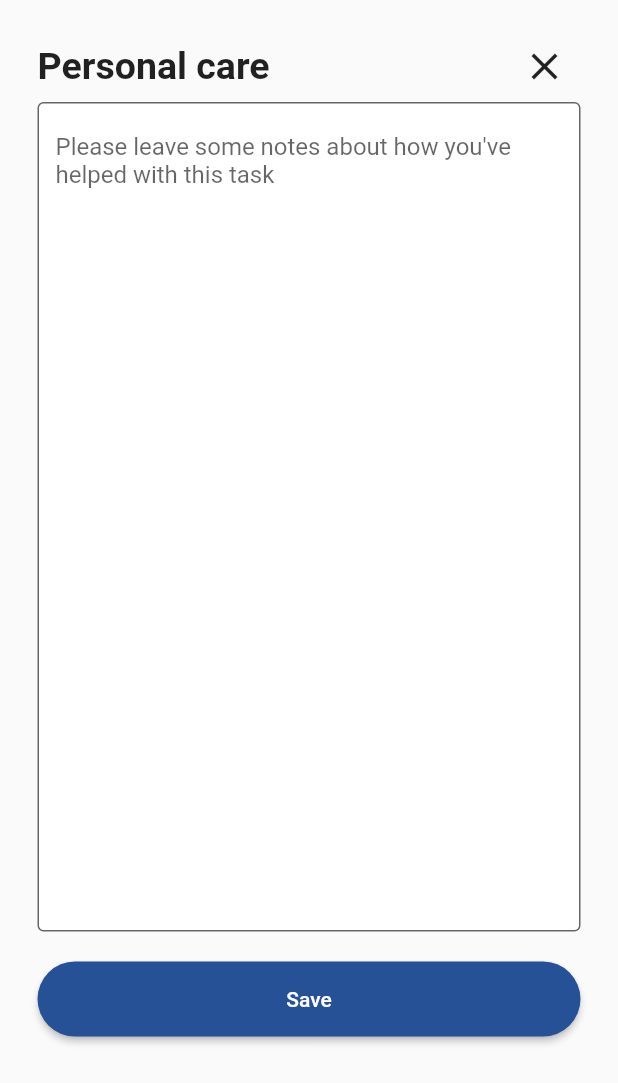
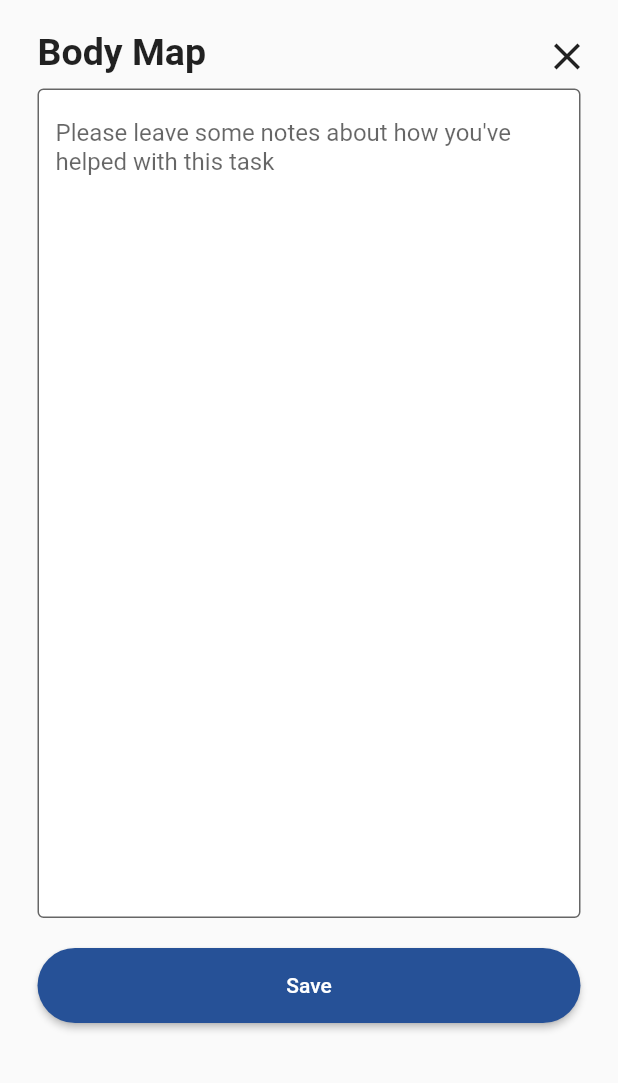
Before and after one commit to Sujithraj22/domiciliary_care, a Flutter app: the screen it shows after launch, after a tap on "Body Map", on a phone screen of 412 x 824 dp. Shown: the top 1083 px of the screen. Run offline on Flutter 3.47's test engine with Material 2 defaults, Android fonts, the phone set to English and light mode, and no system bars; Roboto replaces fonts that are missing (Poppins).

Commit message:
close icon alignment

```diff
--- a/lib/main.dart
+++ b/lib/main.dart
@@ -1,19 +1,21 @@
 import 'package:domiciliary_care/constants/color.dart';
-import 'package:domiciliary_care/screens/home_screen.dart';
-import 'package:domiciliary_care/screens/response_screen.dart';
+//import 'package:domiciliary_care/screens/home_screen.dart';
+//import 'package:domiciliary_care/screens/response_screen.dart';
 import 'package:domiciliary_care/screens/visiting_screen.dart';
 import 'package:flutter/material.dart';
 import 'package:flutter/services.dart';
 
 void main() {
-  SystemChrome.setSystemUIOverlayStyle(SystemUiOverlayStyle(
+  SystemChrome.setSystemUIOverlayStyle(const SystemUiOverlayStyle(
     //systemNavigationBarColor: themeColor, // navigation bar color
     statusBarColor: themeColor, // status bar color
   ));
-  runApp( MyApp());
+  runApp( const MyApp());
 }
 
 class MyApp extends StatelessWidget {
+  const MyApp({super.key});
+
   // This widget is the root of your application.
   @override
   Widget build(BuildContext context) {
@@ -23,7 +25,7 @@ class MyApp extends StatelessWidget {
       debugShowCheckedModeBanner: false,
       theme: ThemeData(fontFamily: 'Poppins', primarySwatch: Colors.blue),
       // color to change 265197
-      home: VisitingScreen(),
+      home: const VisitingScreen(),
     );
   }
 }
--- a/lib/models/work.dart
+++ b/lib/models/work.dart
@@ -38,7 +38,7 @@ class SelectWork extends StatelessWidget {
       onTap: () {
         Navigator.of(context).push(
           MaterialPageRoute(
-            builder: ((context) => ResponsePage()),
+            builder: ((context) => ResponsePage(workName: work.title.toString())),
           ),
         );
       },
@@ -62,11 +62,5 @@ class SelectWork extends StatelessWidget {
     );
   }
 
-  void cardFunction() {
-    Color cardColor = Colors.white;
 
-    if (work.title == 'Medication') {
-      print('Medication');
-    }
-  }
 }
--- a/lib/screens/response_screen.dart
+++ b/lib/screens/response_screen.dart
@@ -2,16 +2,14 @@ import 'package:domiciliary_care/constants/color.dart';
 import 'package:domiciliary_care/screens/visiting_screen.dart';
 import 'package:flutter/material.dart';
 
-class ResponsePage extends StatefulWidget {
-  const ResponsePage({Key? key}) : super(key: key);
+class ResponsePage extends StatelessWidget {
+  final String workName;
+
+   const ResponsePage({Key? key, required this.workName}) : super(key: key);
 
   @override
-  State<ResponsePage> createState() => _ResponsePageState();
-}
+  Widget build(BuildContext context) {
 
-class _ResponsePageState extends State<ResponsePage> {
-  @override
-  Widget build(BuildContext context) {
     return Scaffold(
       resizeToAvoidBottomInset: false,
       body: SafeArea(
@@ -19,30 +17,40 @@ class _ResponsePageState extends State<ResponsePage> {
           padding: const EdgeInsets.only(left: 25, right: 25),
           child: Column(
             children: [
-              SizedBox(height: 20),
+              const SizedBox(height: 20),
               Row(
+                mainAxisAlignment: MainAxisAlignment.start,
                 children: [
-                  const Text(
-                    'Personal care',
-                    style: TextStyle(fontSize: 25, fontWeight: FontWeight.bold),
+                  Expanded(
+                    flex: 2,
+                    child: Text(
+                      workName,
+                      //overflow: TextOverflow.visible,
+                      style: const TextStyle(fontSize: 25, fontWeight: FontWeight.bold),
+                    ),
                   ),
-                  const Spacer(),
+
+                 // SizedBox(width: 40),
                   IconButton(
+                    padding: EdgeInsets.zero,
+                    constraints: BoxConstraints(),
                     onPressed: () {
                       // print('close button');
                       Navigator.of(context).push(
                         MaterialPageRoute(
-                          builder: ((context) => VisitingScreen()),
+                          builder: ((context) => const VisitingScreen()),
                         ),
                       );
                     },
                     icon: const Icon(
+
                       Icons.close,
                       size: 30,
                     ),
                   ),
                 ],
               ),
+              SizedBox(height: 10),
               const TextField(
                 keyboardType: TextInputType.text,
                 maxLines: 27,
@@ -65,7 +73,9 @@ class _ResponsePageState extends State<ResponsePage> {
                     borderRadius: BorderRadius.circular(25),
                   ),
                 ),
-                onPressed: () {},
+                onPressed: () {
+
+                },
                 child: const Text('Save'),
               ),
             ],
```
